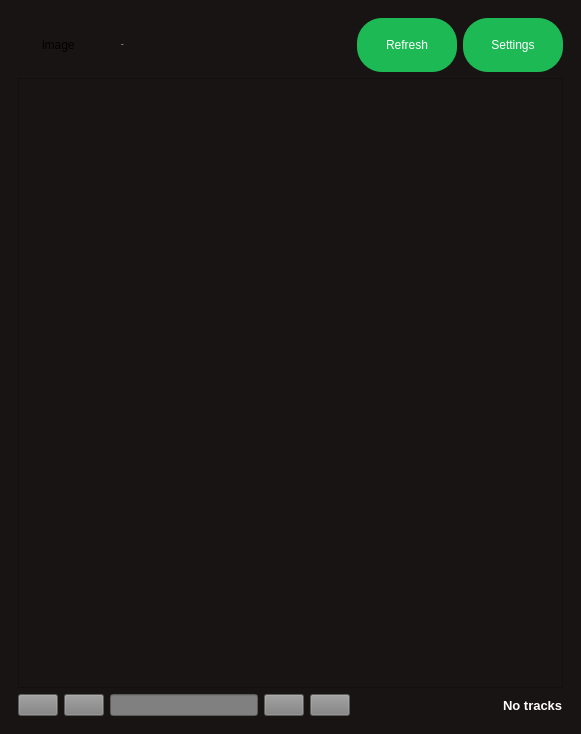
Qt form mutak/mainwindow.ui (ahmed-debbech/mutak) before a commit.
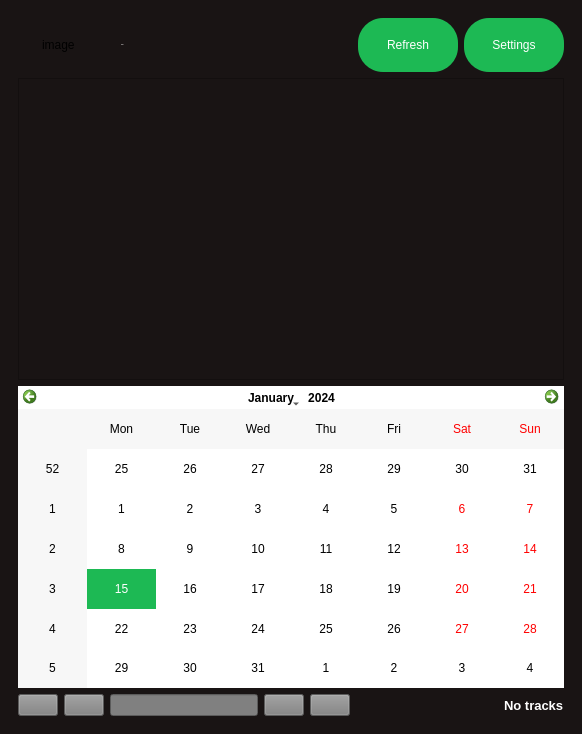
The same form after that commit. The open tabs and pages were chosen to show the change.

Commit message: Add the calendar widget in UI

```diff
--- a/mutak/mainwindow.ui
+++ b/mutak/mainwindow.ui
@@ -6,7 +6,7 @@
    <rect>
     <x>0</x>
     <y>0</y>
-    <width>581</width>
+    <width>582</width>
     <height>734</height>
    </rect>
   </property>
@@ -351,6 +351,30 @@
           </property>
          </widget>
         </item>
+        <item>
+         <widget class="QCalendarWidget" name="calendarWidget">
+          <property name="styleSheet">
+           <string notr="true">background-color: white;
+selection-background-color: #1db954;
+color: black;</string>
+          </property>
+          <property name="firstDayOfWeek">
+           <enum>Qt::Monday</enum>
+          </property>
+          <property name="gridVisible">
+           <bool>false</bool>
+          </property>
+          <property name="selectionMode">
+           <enum>QCalendarWidget::SingleSelection</enum>
+          </property>
+          <property name="navigationBarVisible">
+           <bool>true</bool>
+          </property>
+          <property name="dateEditEnabled">
+           <bool>true</bool>
+          </property>
+         </widget>
+        </item>
         <item>
          <layout class="QHBoxLayout" name="horizontalLayout_2">
           <item>
```
The commit also changes 2 other files.
